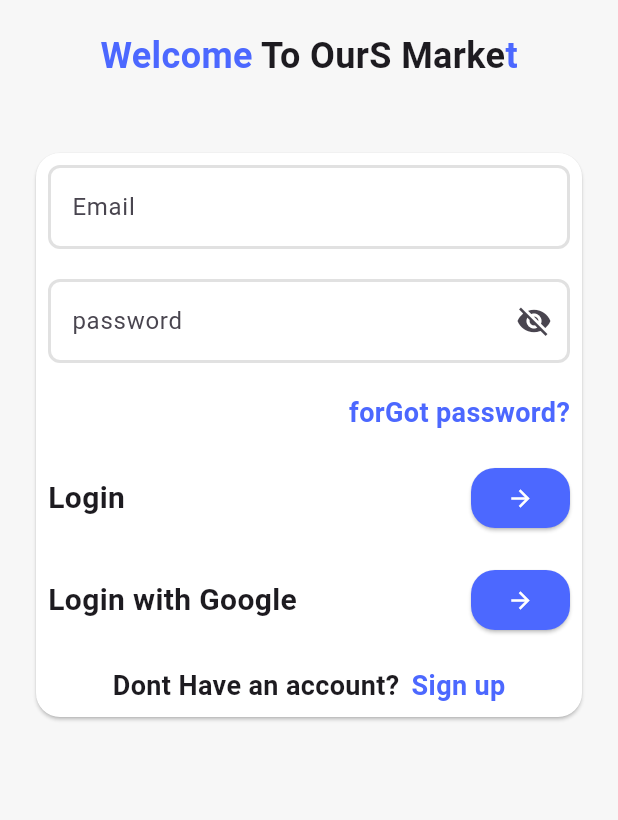
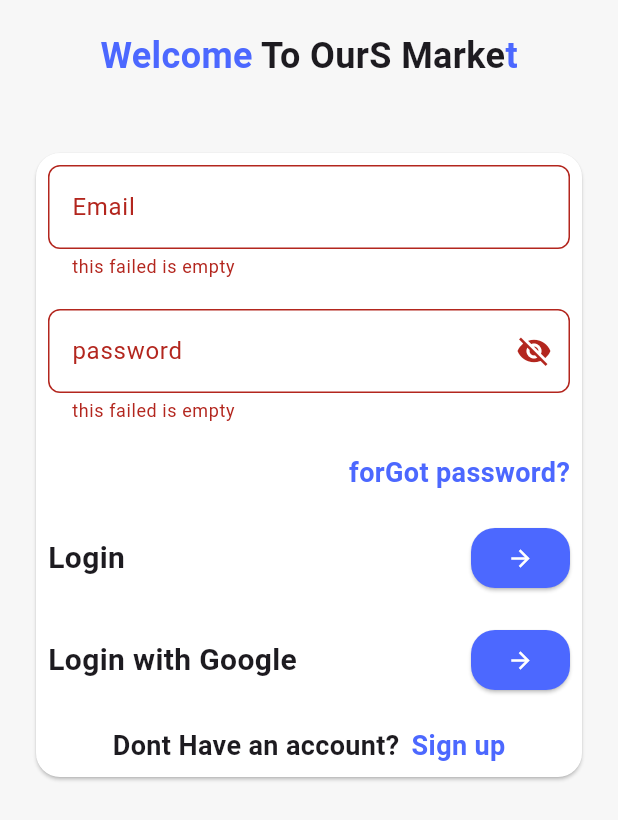
Before and after one commit to NabilKhmaiS/our_Market, a Flutter app: the LoginView screen opened directly, after a tap on the "arrow forward" icon, on a phone screen of 412 x 824 dp. Shown: the top 820 px of the screen. Run offline on Flutter 3.47's test engine with Material 3 defaults, Android fonts, the phone set to English and light mode, and no system bars; our stand-ins replace bloc, cached_network_image, flutter_bloc, flutter_rating_bar, google_nav_bar, supabase_flutter; accounts and stored records are empty.

Commit message:
test login function with excpetions

```diff
--- a/lib/features/logic/cubit/authentication_state.dart
+++ b/lib/features/logic/cubit/authentication_state.dart
@@ -15,4 +15,8 @@ final class LoginError extends AuthenticationState {
 
 final class SignupSuccess extends AuthenticationState {}
 final class SignupLoading extends AuthenticationState {}
-final class SignupError extends AuthenticationState {}
+
+final class SignupError extends AuthenticationState {
+  final String message;
+  SignupError(this.message);
+}
--- a/lib/features/ui/login_views/login_view.dart
+++ b/lib/features/ui/login_views/login_view.dart
@@ -1,7 +1,11 @@
 import 'package:flutter/material.dart';
+import 'package:flutter_bloc/flutter_bloc.dart';
 import 'package:our_market/cor/app_colors.dart';
+import 'package:our_market/cor/components/custom_circularprogindicator.dart';
+import 'package:our_market/cor/components/showSnackBar.dart';
 import 'package:our_market/cor/functions/navigate.dart';
 import 'package:our_market/features/home/main_home_view.dart';
+import 'package:our_market/features/logic/cubit/authentication_cubit.dart';
 import 'package:our_market/features/ui/signup%20_views/signup_view.dart';
 import 'package:our_market/features/ui/widgets/custom_appbar.dart';
 import 'package:our_market/features/ui/widgets/custom_row_with_arrowbtn.dart';
@@ -9,12 +13,30 @@ import 'package:our_market/features/ui/widgets/custom_text_button.dart';
 import 'package:our_market/features/ui/widgets/custom_text_from_field.dart';
 import 'package:our_market/features/ui/forget_view/forget_views.dart';
 
-class LoginView extends StatelessWidget {
+class LoginView extends StatefulWidget {
   const LoginView({super.key});
+
+  @override
+  State<LoginView> createState() => _LoginViewState();
+}
+
+class _LoginViewState extends State<LoginView> {
+  final TextEditingController emailController= TextEditingController();
+  final TextEditingController passwordController= TextEditingController();
+  final GlobalKey<FormState>_formkey= GlobalKey<FormState>();
   @override
   Widget build(BuildContext context) {
+    return BlocConsumer<AuthenticationCubit, AuthenticationState>(
+      listener: (context, state) {
+       if(state is LoginError){
+         showSnackBar(context,state.message);
+
+       }
+      },
+      builder: (context, state) {
+        AuthenticationCubit cubit = context.read<AuthenticationCubit>();
         return Scaffold(
-      body: SafeArea(child: Column(
+          body: state is LoginSLoading ? CustomCircularprogindicator(): SafeArea(child: Column(
             children: [
               const SizedBox(height: 20,),
               const CustomAppbar(),
@@ -28,9 +50,13 @@ class LoginView extends StatelessWidget {
                 child: Padding(
                   padding: const EdgeInsets.all(8.0),
                   child: SingleChildScrollView(
+                    child: Form(
+                      key: _formkey,
+
                       child: Column(
                         children: [
-                    const CustomTextFromField(
+                           CustomTextFromField(
+                            Controller: emailController,
                             labelText: 'Email',
                             keyboardType: TextInputType.emailAddress,
 
@@ -38,9 +64,11 @@ class LoginView extends StatelessWidget {
                           const SizedBox(height: 20,),
 
                           CustomTextFromField(
+                            Controller: passwordController,
                             keyboardType: TextInputType.visiblePassword,
                             secure: true,
-                      suffIcvon: IconButton(onPressed: (){}, icon: const Icon(Icons.visibility_off)),
+                            suffIcvon: IconButton(onPressed: () {},
+                                icon: const Icon(Icons.visibility_off)),
                             labelText: 'password',
 
 
@@ -50,7 +78,7 @@ class LoginView extends StatelessWidget {
                             mainAxisAlignment: MainAxisAlignment.end,
                             children: [
                               CustomTextButton(text: "forGot password?",
-                          onTap: (){
+                                onTap: () {
                                   navigateTo(context, const ForgetViews());
                                 },
                               )
@@ -58,39 +86,55 @@ class LoginView extends StatelessWidget {
                           ),
                           const SizedBox(height: 20,),
 
-                    CustomRowWithArrowbtn(text: "Login",onTap: (){},),
+                          CustomRowWithArrowbtn(
+                            text: "Login", onTap: () {
+                              if(_formkey.currentState!.validate()) {
+                                cubit.Login(email: emailController.text, password: passwordController.text);
+
+                              }
+                          },),
 
                           const SizedBox(height: 20),
 
-                    CustomRowWithArrowbtn(text: "Login with Google",onTap: (){
-                      navigateTo(context,  MainHomeView());
+                          CustomRowWithArrowbtn(
+                            text: "Login with Google", onTap: () {
+                            navigateTo(context, MainHomeView());
                           },),
                           const SizedBox(height: 20),
                           Row(
                             mainAxisAlignment: MainAxisAlignment.center,
                             children: [
-                        const Text('Dont Have an account?',style: TextStyle(
+                              const Text(
+                                'Dont Have an account?', style: TextStyle(
                                   fontSize: 18,
                                   fontWeight: FontWeight.bold
                               ),),
                               const SizedBox(width: 8,),
-                        CustomTextButton(text: "Sign up",onTap: (){
+                              CustomTextButton(text: "Sign up", onTap: () {
                                 navigateTo(context, const SignupView());
                               })
                             ],
                           ),
 
 
-
-
                         ],
+                      ),
                     ),
                   ),
                 ),
 
               ),
             ],
-      )) ,
+          )),
+        );
+      },
     );
   }
+  @override
+void dispose ()      {
+    emailController.dispose();
+    super.dispose();
 }
+
+}
+//smh?
--- a/lib/features/ui/widgets/custom_text_from_field.dart
+++ b/lib/features/ui/widgets/custom_text_from_field.dart
@@ -2,15 +2,18 @@ import 'package:flutter/material.dart';
 import 'package:our_market/cor/app_colors.dart';
 
 class CustomTextFromField extends StatelessWidget {
-  const CustomTextFromField({super.key, required this.labelText, this.suffIcvon,  this.secure = false, this.keyboardType});
+  const CustomTextFromField({super.key, required this.labelText, this.suffIcvon,  this.secure = false, this.keyboardType,  this.Controller});
 
   @override
   final String  labelText;
   final Widget? suffIcvon;
   final TextInputType? keyboardType;
   final bool secure;
+  final TextEditingController? Controller;
+
   Widget build(BuildContext context) {
     return TextFormField(
+      controller: Controller,
       obscureText: secure,
      // obscuringCharacter: "*",
       validator: (value){
```
Also changed, not shown: lib/cor/components/showSnackBar.dart (added, +10 -0 lines), lib/main.dart (+8 -4 lines). Lines whose indentation alone changed are shown as unchanged.
